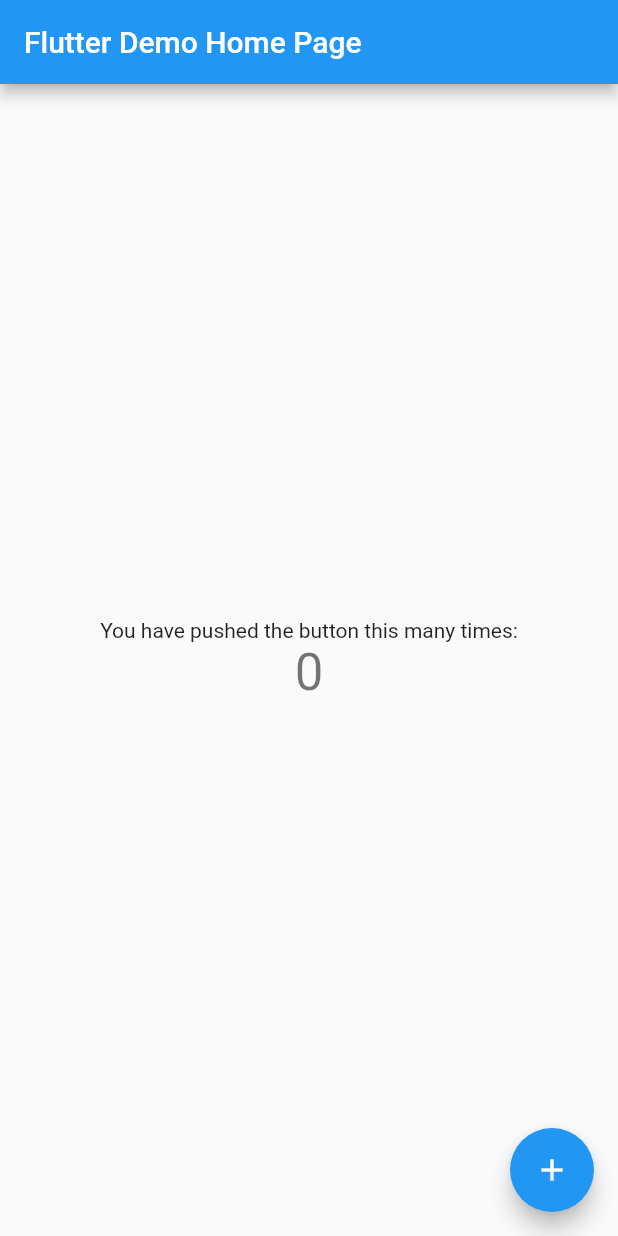
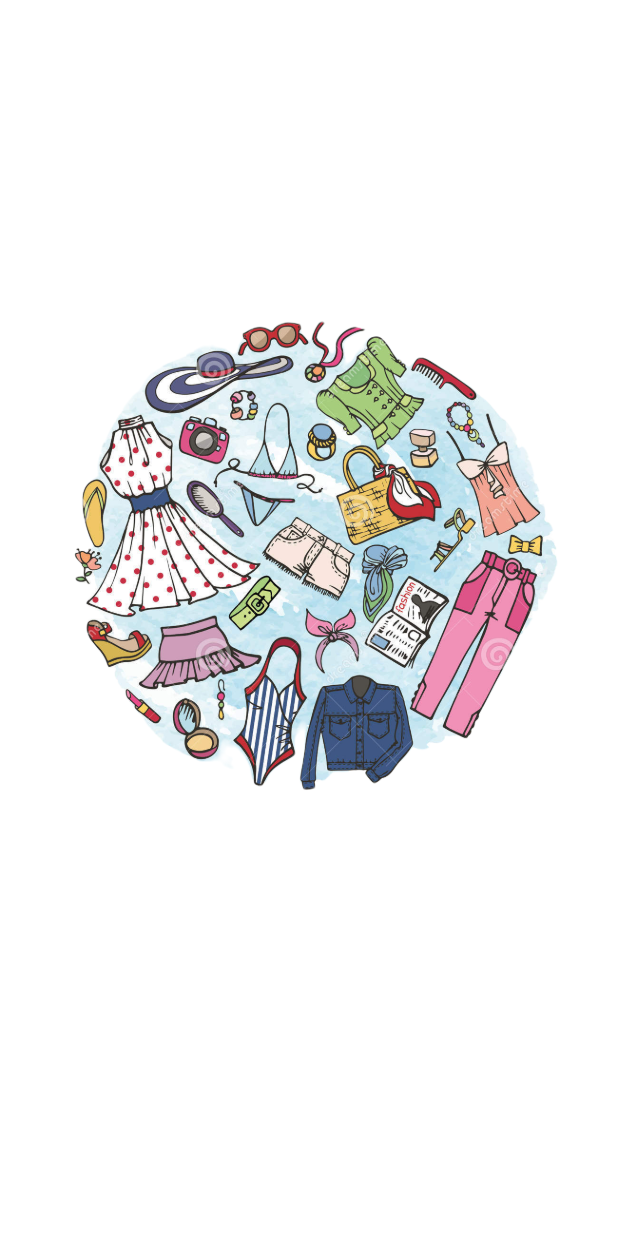
Before and after one commit to eugales/sclp_final, a Flutter app: the screen it shows after launch, on a phone screen of 412 x 824 dp. Run offline on Flutter 3.47's test engine with Material 2 defaults, Android fonts, the phone set to English and light mode, and no system bars; our stand-ins replace dio.

Commit message:
added splash screen

```diff
--- /dev/null
+++ b/lib/constants/app_assets.dart
@@ -0,0 +1,9 @@
+abstract class AppAssets {
+  static const images = _Images();
+}
+
+class _Images {
+  const _Images();
+
+  final logo = 'assets/images/bitmap/logo.png';
+}
--- a/lib/main.dart
+++ b/lib/main.dart
@@ -1,6 +1,7 @@
 import 'package:flutter/material.dart';
 import 'package:flutter_localizations/flutter_localizations.dart';
 import 'package:sclp_final/generated/l10n.dart';
+import 'package:sclp_final/screens/splash_screen.dart';
 
 void main() {
   runApp(const MyApp());
@@ -12,7 +13,7 @@
   @override
   Widget build(BuildContext context) {
     return MaterialApp(
-      title: 'Flutter Demo',
+      title: 'Sclp Final',
       theme: ThemeData(
         primarySwatch: Colors.blue,
       ),
@@ -23,54 +24,7 @@
         GlobalCupertinoLocalizations.delegate,
       ],
       supportedLocales: S.delegate.supportedLocales,
-      home: const MyHomePage(title: 'Flutter Demo Home Page'),
+      home: const SplashScreen(),
     );
   }
 }
-
-class MyHomePage extends StatefulWidget {
-  const MyHomePage({Key? key, required this.title}) : super(key: key);
-
-  final String title;
-
-  @override
-  State<MyHomePage> createState() => _MyHomePageState();
-}
-
-class _MyHomePageState extends State<MyHomePage> {
-  int _counter = 0;
-
-  void _incrementCounter() {
-    setState(() {
-      _counter++;
-    });
-  }
-
-  @override
-  Widget build(BuildContext context) {
-    return Scaffold(
-      appBar: AppBar(
-        title: Text(widget.title),
-      ),
-      body: Center(
-        child: Column(
-          mainAxisAlignment: MainAxisAlignment.center,
-          children: <Widget>[
-            const Text(
-              'You have pushed the button this many times:',
-            ),
-            Text(
-              '$_counter',
-              style: Theme.of(context).textTheme.headline4,
-            ),
-          ],
-        ),
-      ),
-      floatingActionButton: FloatingActionButton(
-        onPressed: _incrementCounter,
-        tooltip: 'Increment',
-        child: const Icon(Icons.add),
-      ),
-    );
-  }
-}
--- /dev/null
+++ b/lib/screens/splash_screen.dart
@@ -0,0 +1,15 @@
+import 'package:flutter/material.dart';
+import 'package:sclp_final/constants/app_assets.dart';
+
+class SplashScreen extends StatelessWidget {
+  const SplashScreen({Key? key}) : super(key: key);
+
+  @override
+  Widget build(BuildContext context) {
+    return Container(
+      color: Colors.white,
+      alignment: Alignment.center,
+      child: Image.asset(AppAssets.images.logo),
+    );
+  }
+}
--- a/pubspec.yaml
+++ b/pubspec.yaml
@@ -61,9 +61,9 @@
   # the material Icons class.
   uses-material-design: true
   # To add assets to your application, add an assets section, like this:
-  # assets:
-  #   - images/a_dot_burr.jpeg
-  #   - images/a_dot_ham.jpeg
+  assets:
+    - assets/images/bitmap/
+
   # An image asset can refer to one or more resolution-specific "variants", see
   # https://flutter.dev/assets-and-images/#resolution-aware
   # For details regarding adding assets from package dependencies, see
```
Also changed, not shown: assets/images/bitmap/logo.png (added).
